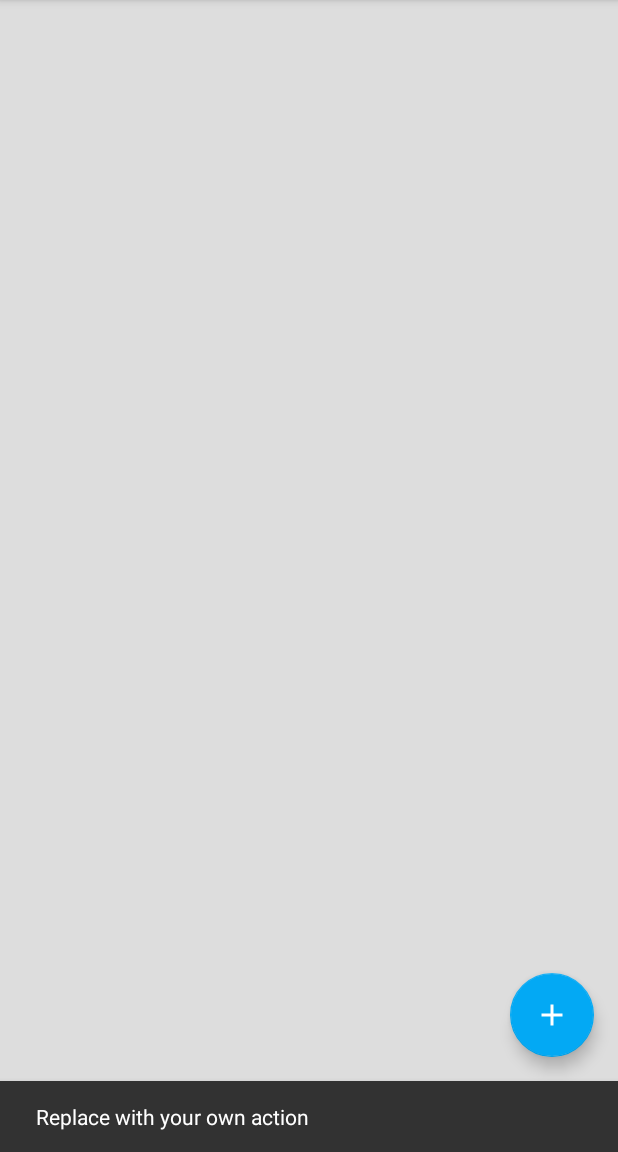
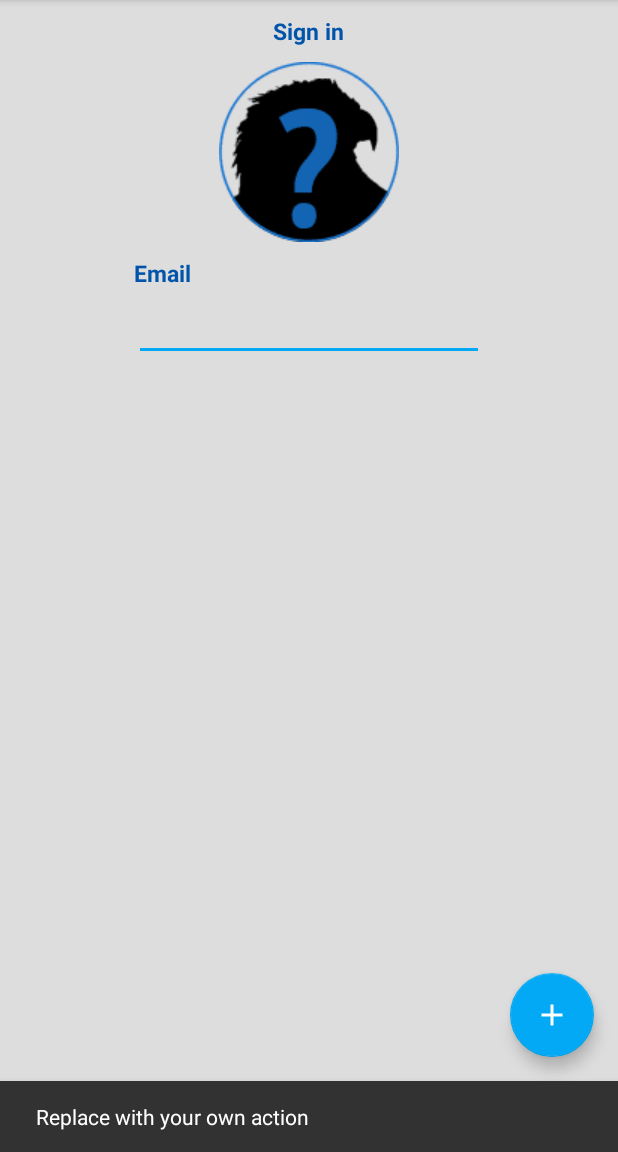
Before and after one commit to SorrGrif/FleetInsurance, an Android app: the screen it shows after launch (MainActivity), after a tap on an icon or button, on a phone screen of 412 x 824 dp, the part 84-1236 px from its top. Run offline under Robolectric (Android 15) with nearby library versions, the light colour scheme and no system bars.

Commit message:
Created a basic layout for the logged out portion of the profile branch / fragment

```diff
--- a/FleetInsurance/app/src/main/java/faucher/paul/fleetinsurance/LoggedOutFragment.java
+++ b/FleetInsurance/app/src/main/java/faucher/paul/fleetinsurance/LoggedOutFragment.java
@@ -1,12 +1,17 @@
 package faucher.paul.fleetinsurance;
 
 import android.content.Context;
+import android.graphics.Bitmap;
+import android.graphics.BitmapFactory;
 import android.net.Uri;
 import android.os.Bundle;
 import android.support.v4.app.Fragment;
+import android.support.v4.graphics.drawable.RoundedBitmapDrawable;
+import android.support.v4.graphics.drawable.RoundedBitmapDrawableFactory;
 import android.view.LayoutInflater;
 import android.view.View;
 import android.view.ViewGroup;
+import android.widget.ImageView;
 
 
 /**
@@ -26,6 +31,7 @@ public class LoggedOutFragment extends Fragment {
     // TODO: Rename and change types of parameters
     private String mParam1;
     private String mParam2;
+    private ImageView accountImage;
 
     private OnFragmentInteractionListener mListener;
 
@@ -64,7 +70,11 @@ public class LoggedOutFragment extends Fragment {
     public View onCreateView(LayoutInflater inflater, ViewGroup container,
                              Bundle savedInstanceState) {
         // Inflate the layout for this fragment
-        return inflater.inflate(R.layout.fragment_logged_out, container, false);
+        View view = inflater.inflate(R.layout.fragment_logged_out, container, false);
+
+
+
+        return view;
     }
 
     // TODO: Rename method, update argument and hook method into UI event
--- a/FleetInsurance/app/src/main/java/faucher/paul/fleetinsurance/MainActivity.java
+++ b/FleetInsurance/app/src/main/java/faucher/paul/fleetinsurance/MainActivity.java
@@ -18,7 +18,10 @@ import android.view.MenuItem;
 
 public class MainActivity extends AppCompatActivity
         implements NavigationView.OnNavigationItemSelectedListener,
-        ClaimCreator.OnFragmentInteractionListener{
+        ClaimCreator.OnFragmentInteractionListener,
+        ProfileFragment.OnFragmentInteractionListener,
+        LoggedInFragment.OnFragmentInteractionListener,
+        LoggedOutFragment.OnFragmentInteractionListener{
 
     @Override
     protected void onCreate(Bundle savedInstanceState) {
@@ -46,7 +49,7 @@ public class MainActivity extends AppCompatActivity
 
         FragmentManager fm = getSupportFragmentManager();
         FragmentTransaction ft = fm.beginTransaction();
-        ft.replace(R.id.content_main, new ProfileFragment());
+        ft.replace(R.id.content_main, new LoggedOutFragment());
         ft.commit();
 
         NavigationView navigationView = (NavigationView) findViewById(R.id.nav_view);
--- a/FleetInsurance/app/src/main/res/layout/fragment_logged_out.xml
+++ b/FleetInsurance/app/src/main/res/layout/fragment_logged_out.xml
@@ -9,16 +9,106 @@
     <!-- TODO: Update blank fragment layout -->
 
     <TextView
-        android:id="@+id/EmailLabel"
+        android:id="@+id/SignInLabel"
         android:layout_width="wrap_content"
         android:layout_height="wrap_content"
-        android:text="@string/EmailText" />
+        android:layout_gravity="center_horizontal"
+        android:layout_marginTop="@dimen/TopMargin"
+        android:text="@string/SignIn"
+        android:textColor="@color/titleFontColor"
+        android:textSize="@dimen/TitleTextSize"
+        android:textStyle="bold" />
 
-    <EditText
-        android:id="@+id/EmailValue"
+    <ImageView
+        android:id="@+id/AccountImage"
+        android:layout_width="match_parent"
+        android:layout_height="wrap_content"
+        android:layout_marginTop="@dimen/TopMargin"
+        app:srcCompat="@drawable/accountsillhoutte" />
+
+    <LinearLayout
+        android:id="@+id/EmailLayout"
         android:layout_width="wrap_content"
         android:layout_height="wrap_content"
-        android:ems="10"
-        android:inputType="textEmailAddress" />
+        android:layout_gravity="center_horizontal"
+        android:layout_marginTop="@dimen/TopMargin"
+        android:orientation="vertical">
+
+        <TextView
+            android:id="@+id/EmailLabel"
+            android:layout_width="wrap_content"
+            android:layout_height="wrap_content"
+            android:text="@string/EmailText"
+            android:textColor="@color/titleFontColor"
+            android:textSize="@dimen/TitleTextSize"
+            android:textStyle="bold" />
+
+        <EditText
+            android:id="@+id/EmailValue"
+            android:layout_width="wrap_content"
+            android:layout_height="wrap_content"
+            android:ems="10"
+            android:inputType="textEmailAddress"
+            android:textColor="@color/fontColor"
+            android:textSize="@dimen/TextSize" />
+    </LinearLayout>
+
+    <LinearLayout
+        android:id="@+id/PasswordLayout"
+        android:layout_width="wrap_content"
+        android:layout_height="wrap_content"
+        android:layout_gravity="center_horizontal"
+        android:layout_marginTop="@dimen/TopMargin"
+        android:orientation="vertical"
+        android:visibility="invisible">
+
+        <TextView
+            android:id="@+id/PasswordLabel"
+            android:layout_width="match_parent"
+            android:layout_height="wrap_content"
+            android:layout_marginTop="@dimen/TopMargin"
+            android:text="@string/Password"
+            android:textColor="@color/titleFontColor"
+            android:textSize="@dimen/TitleTextSize"
+            android:textStyle="bold" />
+
+        <EditText
+            android:id="@+id/PasswordValue"
+            android:layout_width="match_parent"
+            android:layout_height="wrap_content"
+            android:ems="10"
+            android:inputType="textEmailAddress"
+            android:textColor="@color/fontColor"
+            android:textSize="@dimen/TextSize" />
+    </LinearLayout>
+
+    <LinearLayout
+        android:id="@+id/RetypePasswordLayout"
+        android:layout_width="wrap_content"
+        android:layout_height="wrap_content"
+        android:layout_gravity="center_horizontal"
+        android:layout_marginTop="@dimen/TopMargin"
+        android:orientation="vertical"
+        android:visibility="invisible">
+
+        <TextView
+            android:id="@+id/RetypePasswordLabel"
+            android:layout_width="match_parent"
+            android:layout_height="wrap_content"
+            android:layout_marginTop="@dimen/TopMargin"
+            android:text="@string/RetypePassword"
+            android:textColor="@color/titleFontColor"
+            android:textSize="@dimen/TitleTextSize"
+            android:textStyle="bold" />
+
+        <EditText
+            android:id="@+id/RetypePasswordValue"
+            android:layout_width="match_parent"
+            android:layout_height="wrap_content"
+            android:ems="10"
+            android:inputType="textEmailAddress"
+            android:textColor="@color/fontColor"
+            android:textSize="@dimen/TextSize" />
+    </LinearLayout>
 
 </LinearLayout>
--- a/FleetInsurance/app/src/main/res/values/colors.xml
+++ b/FleetInsurance/app/src/main/res/values/colors.xml
@@ -4,7 +4,7 @@
     <color name="colorPrimaryDark">#1976D2</color>
     <color name="colorAccent">#03A9F4</color>
     <color name="backgroundColor">#ddd</color>
-    <color name="titleFontColor">#05a</color>
+    <color name="titleFontColor">#0055aa</color>
     <color name="placeholderFontColor">#c8525252</color>
     <color name="fontColor">#de000000</color>
 </resources>
--- a/FleetInsurance/app/src/main/res/values/dimens.xml
+++ b/FleetInsurance/app/src/main/res/values/dimens.xml
@@ -11,4 +11,5 @@
     <dimen name="EditTextWidth">100dp</dimen>
     <dimen name="EditTextHeight">50dp</dimen>
     <dimen name="ButtonImageHeight">50dp</dimen>
+    <dimen name="TopMargin">10dp</dimen>
 </resources>
--- a/FleetInsurance/app/src/main/res/values/strings.xml
+++ b/FleetInsurance/app/src/main/res/values/strings.xml
@@ -23,4 +23,7 @@
     <string name="CharacterCount">255/255</string>
     <string name="hello_blank_fragment">Hello blank fragment</string>
     <string name="EmailText">Email</string>
+    <string name="Password">Password</string>
+    <string name="RetypePassword">Retype Password</string>
+    <string name="SignIn">Sign in</string>
 </resources>
```
Also changed, not shown: FleetInsurance/app/src/main/res/drawable/accountsillhoutte.png (added).
